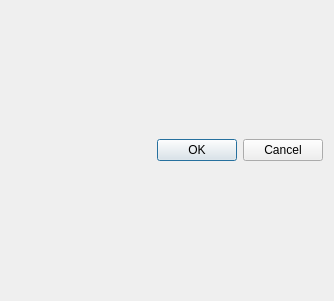
lxqt/lxqt-powermanagement, file src/batteryinfodialog.ui: the form before one commit.
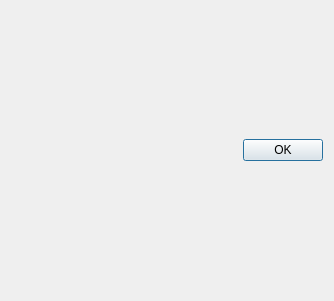
The form after the commit.

Commit message: Remove cancel button from batteryinfodialog.ui

Patch:
```diff
--- a/src/batteryinfodialog.ui
+++ b/src/batteryinfodialog.ui
@@ -20,7 +20,7 @@
       <enum>Qt::Horizontal</enum>
      </property>
      <property name="standardButtons">
-      <set>QDialogButtonBox::Cancel|QDialogButtonBox::Ok</set>
+      <set>QDialogButtonBox::Ok</set>
      </property>
     </widget>
    </item>
```
